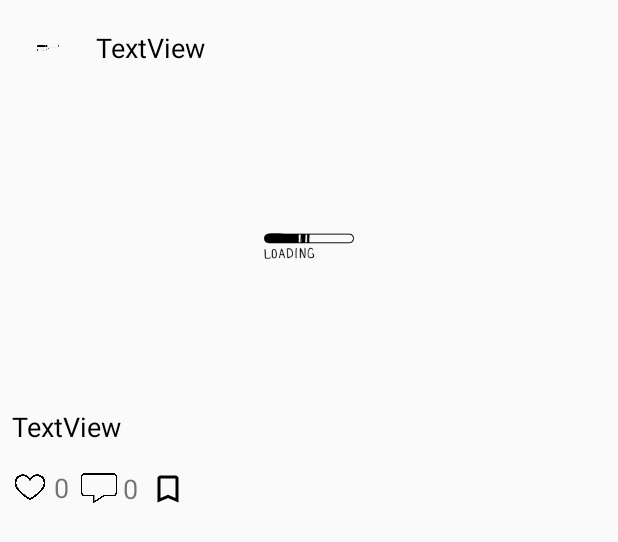
After one commit to ParkHyeongjoo/DangTimeRefactoring, an Android app: the layout template_post.xml on its own in the app's theme, with its tools: preview values and no code run, on a phone screen of 412 x 824 dp. The commit adds this screen. Shown: the top 542 px of the screen. Run offline under Robolectric (Android 15) with nearby library versions, the phone set to English and light mode, and no system bars.

Commit message:
Post template 만드는중

```diff
--- a/app/src/main/AndroidManifest.xml
+++ b/app/src/main/AndroidManifest.xml
@@ -21,7 +21,7 @@
         android:theme="@style/Theme.DangTime"
         tools:targetApi="31">
         <activity
-            android:name=".home.HomeActivity"
+            android:name=".HomeActivity"
             android:exported="false">
             <meta-data
                 android:name="android.app.lib_name"
--- a/app/src/main/java/com/example/dangtime/home/HomeActivity.kt
+++ b/app/src/main/java/com/example/dangtime/HomeActivity.kt
@@ -1,4 +1,4 @@
-package com.example.dangtime.home
+package com.example.dangtime
 
 import androidx.appcompat.app.AppCompatActivity
 import android.os.Bundle
--- a/app/src/main/java/com/example/dangtime/splash/LoginSplashActivity.kt
+++ b/app/src/main/java/com/example/dangtime/splash/LoginSplashActivity.kt
@@ -6,7 +6,7 @@ import android.os.Bundle
 import android.os.Handler
 import android.widget.TextView
 import com.example.dangtime.R
-import com.example.dangtime.home.HomeActivity
+import com.example.dangtime.HomeActivity
 import com.example.dangtime.util.FBAuth
 import com.example.dangtime.util.FBDatabase
 import com.google.firebase.database.DataSnapshot
--- a/app/src/main/res/layout/activity_home.xml
+++ b/app/src/main/res/layout/activity_home.xml
@@ -4,7 +4,7 @@
     xmlns:tools="http://schemas.android.com/tools"
     android:layout_width="match_parent"
     android:layout_height="match_parent"
-    tools:context=".home.HomeActivity">
+    tools:context=".HomeActivity">
 
     <androidx.constraintlayout.widget.Guideline
         android:id="@+id/guideline13"
@@ -43,7 +43,7 @@
         app:layout_constraintEnd_toEndOf="parent"
         app:layout_constraintStart_toStartOf="parent"
         app:layout_constraintTop_toTopOf="@+id/guideline14"
-        app:menu="@menu/home_list" />
+        app:menu="@menu/list_home" />
 
     <FrameLayout
         android:id="@+id/flHome"
--- a/app/src/main/res/layout/fragment_home.xml
+++ b/app/src/main/res/layout/fragment_home.xml
@@ -19,7 +19,7 @@
         app:layout_constraintEnd_toEndOf="parent"
         app:layout_constraintStart_toStartOf="parent"
         app:layout_constraintTop_toTopOf="parent"
-        app:menu="@menu/post_list" />
+        app:menu="@menu/list_post" />
 
     <androidx.constraintlayout.widget.Guideline
         android:id="@+id/guideline15"
--- /dev/null
+++ b/app/src/main/res/layout/template_post.xml
@@ -0,0 +1,103 @@
+<?xml version="1.0" encoding="utf-8"?>
+<androidx.constraintlayout.widget.ConstraintLayout xmlns:android="http://schemas.android.com/apk/res/android"
+    xmlns:app="http://schemas.android.com/apk/res-auto"
+    xmlns:tools="http://schemas.android.com/tools"
+    android:layout_width="match_parent"
+    android:layout_height="match_parent"
+    android:padding="8dp">
+
+    <ImageView
+        android:id="@+id/imgPostPic"
+        android:layout_width="48dp"
+        android:layout_height="48dp"
+        app:layout_constraintStart_toStartOf="parent"
+        app:layout_constraintTop_toTopOf="parent"
+        tools:srcCompat="@drawable/loading" />
+
+    <TextView
+        android:id="@+id/tvPostName"
+        android:layout_width="wrap_content"
+        android:layout_height="0dp"
+        android:layout_marginStart="8dp"
+        android:gravity="center_vertical"
+        android:text="TextView"
+        android:textColor="@color/black"
+        android:textSize="18sp"
+        app:layout_constraintBottom_toBottomOf="@+id/imgPostPic"
+        app:layout_constraintStart_toEndOf="@+id/imgPostPic"
+        app:layout_constraintTop_toTopOf="@+id/imgPostPic" />
+
+    <ImageView
+        android:id="@+id/imgPostUploadImg"
+        android:layout_width="0dp"
+        android:layout_height="200dp"
+        android:layout_marginTop="8dp"
+        app:layout_constraintEnd_toEndOf="parent"
+        app:layout_constraintStart_toStartOf="parent"
+        app:layout_constraintTop_toBottomOf="@+id/imgPostPic"
+        tools:srcCompat="@drawable/loading" />
+
+    <TextView
+        android:id="@+id/tvPostContent"
+        android:layout_width="0dp"
+        android:layout_height="wrap_content"
+        android:layout_marginTop="8dp"
+        android:text="TextView"
+        android:textColor="@color/black"
+        android:textSize="18sp"
+        app:layout_constraintEnd_toEndOf="parent"
+        app:layout_constraintStart_toStartOf="parent"
+        app:layout_constraintTop_toBottomOf="@+id/imgPostUploadImg" />
+
+    <ImageView
+        android:id="@+id/imgPostLike"
+        android:layout_width="24dp"
+        android:layout_height="24dp"
+        android:layout_marginTop="16dp"
+        app:layout_constraintStart_toStartOf="parent"
+        app:layout_constraintTop_toBottomOf="@+id/tvPostContent"
+        app:srcCompat="@drawable/emptyheart" />
+
+    <TextView
+        android:id="@+id/tvPostLikeNum"
+        android:layout_width="wrap_content"
+        android:layout_height="wrap_content"
+        android:layout_marginStart="4dp"
+        android:text="0"
+        android:textSize="18sp"
+        app:layout_constraintBottom_toBottomOf="@+id/imgPostLike"
+        app:layout_constraintStart_toEndOf="@+id/imgPostLike"
+        app:layout_constraintTop_toTopOf="@+id/imgPostLike" />
+
+    <ImageView
+        android:id="@+id/imgPostReply"
+        android:layout_width="24dp"
+        android:layout_height="24dp"
+        android:layout_marginStart="8dp"
+        app:layout_constraintBottom_toBottomOf="@+id/tvPostLikeNum"
+        app:layout_constraintStart_toEndOf="@+id/tvPostLikeNum"
+        app:layout_constraintTop_toTopOf="@+id/tvPostLikeNum"
+        app:srcCompat="@drawable/reply" />
+
+    <TextView
+        android:id="@+id/textView17"
+        android:layout_width="wrap_content"
+        android:layout_height="wrap_content"
+        android:layout_marginStart="4dp"
+        android:text="0"
+        android:textSize="18sp"
+        app:layout_constraintBottom_toBottomOf="@+id/imgPostReply"
+        app:layout_constraintStart_toEndOf="@+id/imgPostReply"
+        app:layout_constraintTop_toTopOf="@+id/imgPostReply" />
+
+    <ImageView
+        android:id="@+id/imageView9"
+        android:layout_width="24dp"
+        android:layout_height="24dp"
+        android:layout_marginStart="8dp"
+        app:layout_constraintBottom_toBottomOf="@+id/textView17"
+        app:layout_constraintStart_toEndOf="@+id/textView17"
+        app:layout_constraintTop_toTopOf="@+id/textView17"
+        app:srcCompat="@drawable/bookmark_empty" />
+
+</androidx.constraintlayout.widget.ConstraintLayout>
```
Also changed, not shown: app/src/main/res/drawable-v24/loading.png (added), app/src/main/res/drawable-v24/reply.png (added), app/src/main/res/menu/list_home.xml (renamed from app/src/main/res/menu/home_list.xml), app/src/main/res/menu/list_post.xml (renamed from app/src/main/res/menu/post_list.xml).
